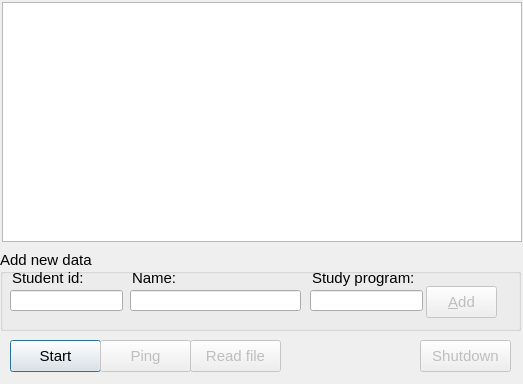
Before: the Qt Designer form bidialog.ui in PipesAndFiltersProject/StudentPassing, drawn with Qt 5.
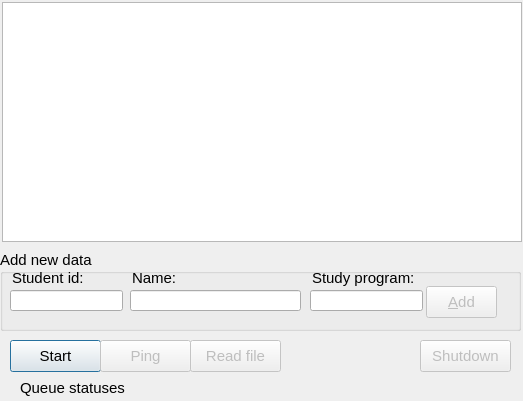
After: the same form once the commit is applied.

Commit message: Added displaying the number of packages in different queues. Some refactoring due to this.

Diff of the .ui file:
```diff
--- a/bidialog.ui
+++ b/bidialog.ui
@@ -7,7 +7,7 @@
     <x>0</x>
     <y>0</y>
     <width>523</width>
-    <height>384</height>
+    <height>401</height>
    </rect>
   </property>
   <property name="font">
@@ -197,6 +197,19 @@
     </property>
    </widget>
   </widget>
+  <widget class="QLabel" name="queueInfo">
+   <property name="geometry">
+    <rect>
+     <x>20</x>
+     <y>380</y>
+     <width>491</width>
+     <height>16</height>
+    </rect>
+   </property>
+   <property name="text">
+    <string>Queue statuses</string>
+   </property>
+  </widget>
   <zorder>groupBox</zorder>
   <zorder>startButton</zorder>
   <zorder>pingButton</zorder>
```
Left out of the diff: 1 changed line with no effect on the pictures. The commit also changes 4 other files.
